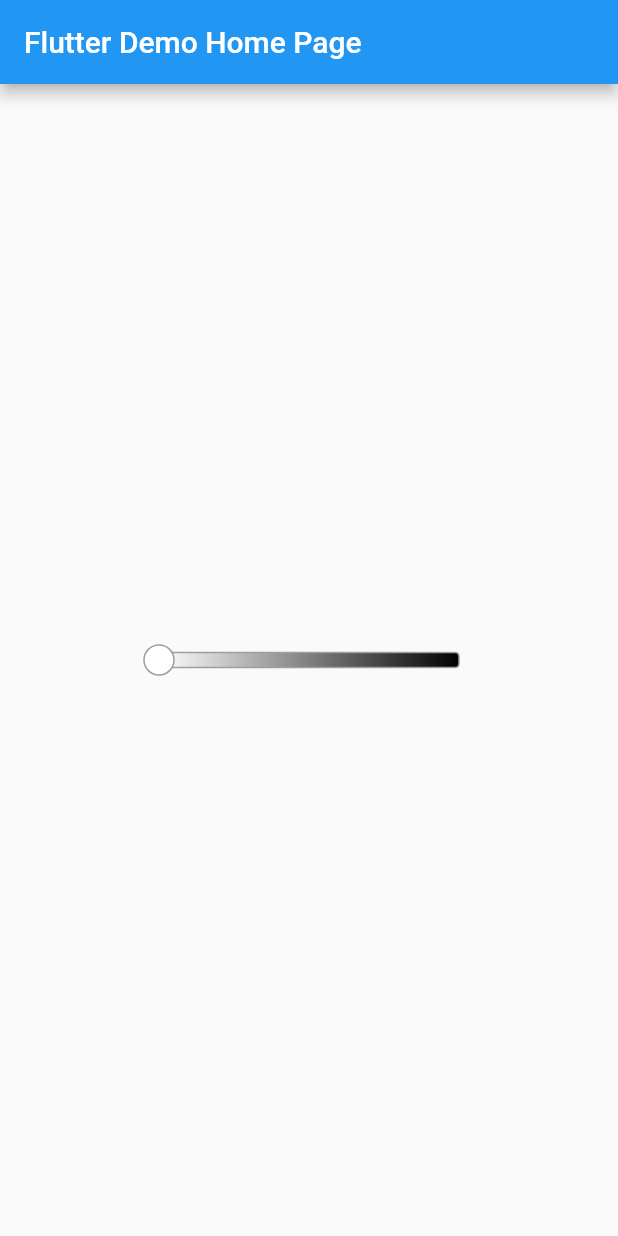
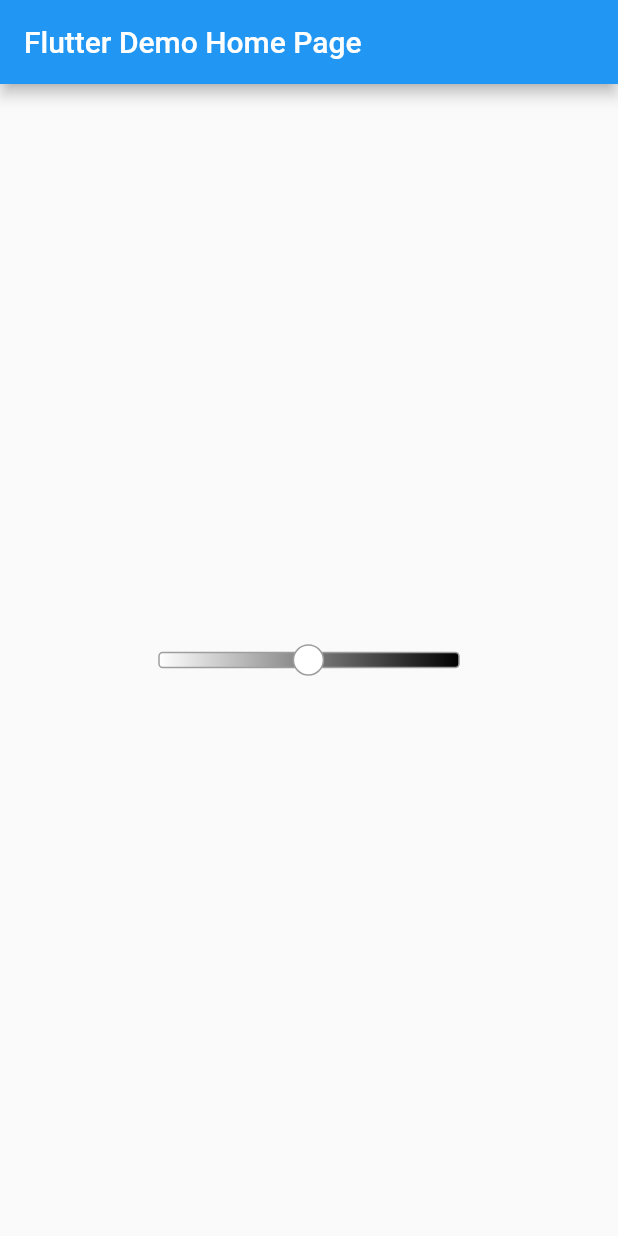
Before and after one commit to wxxedu/my_color_picker, a Flutter app: the screen it shows after launch, on a phone screen of 412 x 824 dp. Run offline on Flutter 3.47's test engine with Material 2 defaults, Android fonts, the phone set to English and light mode, and no system bars.

Commit message:
changed initial value

```diff
--- a/example/lib/main.dart
+++ b/example/lib/main.dart
@@ -44,9 +44,14 @@ class _MyHomePageState extends State<MyHomePage> {
       appBar: AppBar(
         title: Text(widget.title),
       ),
-      body: Center(child: ColorPickerSlider(onChanged: (val) {
-        print(val);
-      })),
+      body: Center(
+        child: ColorPickerSlider(
+          onChanged: (val) {
+            print(val);
+          },
+          initialValue: 127,
+        ),
+      ),
     );
   }
 }
--- a/lib/my_color_picker.dart
+++ b/lib/my_color_picker.dart
@@ -1,3 +1,3 @@
-library my_color_slider;
+library my_color_picker;
 
 export 'src/my_color_slider.dart';
--- a/lib/src/my_color_slider.dart
+++ b/lib/src/my_color_slider.dart
@@ -4,6 +4,7 @@ class ColorPickerSlider extends StatefulWidget {
   const ColorPickerSlider({
     Key? key,
     required this.onChanged,
+    this.initialValue = 0,
     this.indicatorRadius = 10.0,
     this.sliderCornerRadius = 2.5,
     this.width = 200,
@@ -16,6 +17,7 @@ class ColorPickerSlider extends StatefulWidget {
   final Color zeroColor;
   final Color fullColor;
   final Color borderColor;
+  final double initialValue;
   final double width;
   final double height;
   final double indicatorRadius;
@@ -28,6 +30,12 @@ class ColorPickerSlider extends StatefulWidget {
 class _ColorPickerSliderState extends State<ColorPickerSlider> {
   double _sliderPosition = 0.0;
   int _value = 0;
+
+  @override
+  void initState() {
+    super.initState();
+    _sliderPosition = widget.initialValue / 255 * widget.width;
+  }
 
   @override
   Widget build(BuildContext context) {
@@ -141,14 +149,3 @@ class _ColorPickerSliderPainter extends CustomPainter {
     return true;
   }
 }
-
-extension ColorX on Color {
-  static Color mix(Color a, Color b, double ratio) {
-    return Color.fromARGB(
-      255,
-      (a.red * (1 - ratio) + b.red * ratio).round(),
-      (a.green * (1 - ratio) + b.green * ratio).round(),
-      (a.blue * (1 - ratio) + b.blue * ratio).round(),
-    );
-  }
-}
```
